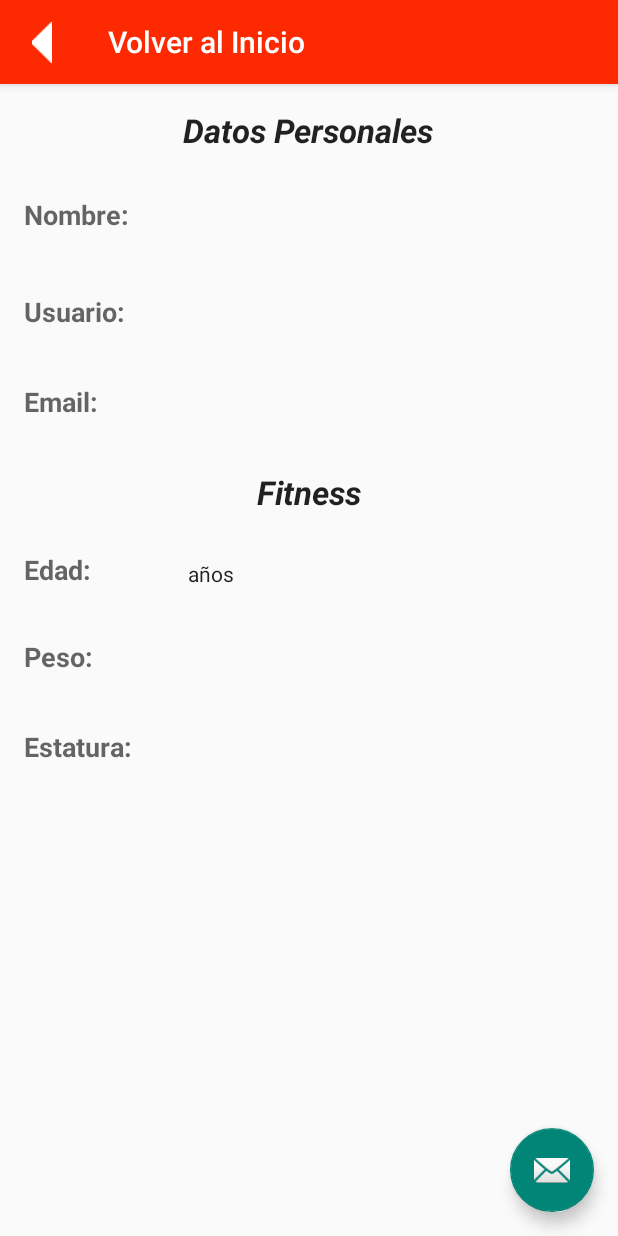
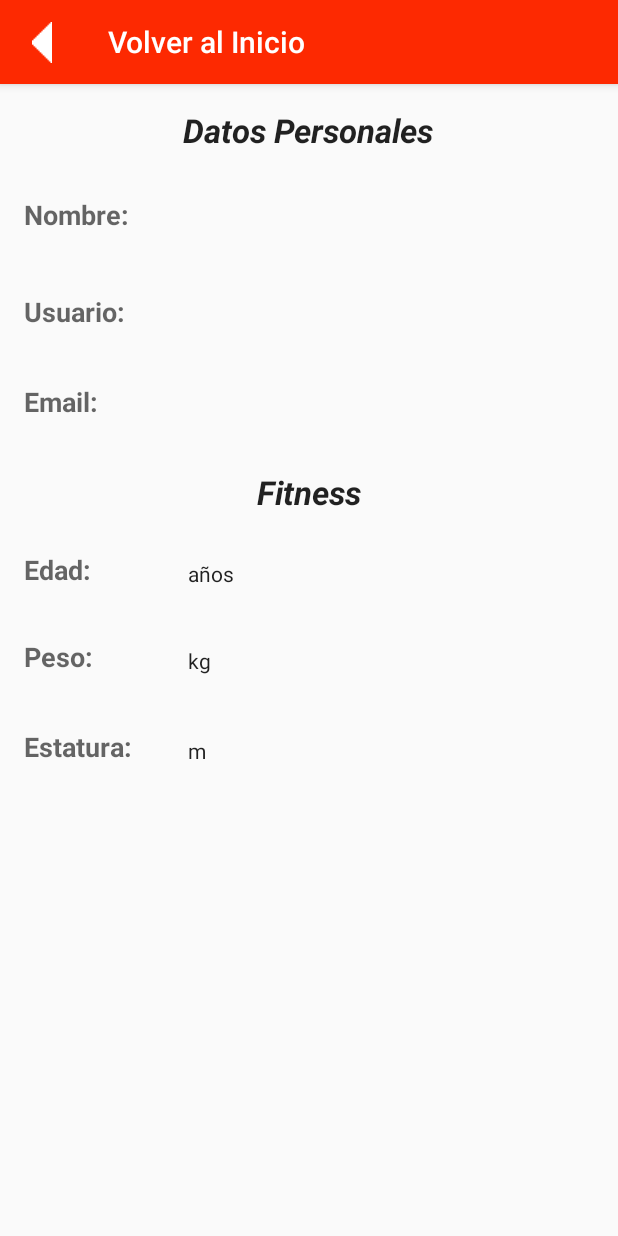
Before and after one commit to gomixx18/RunApp, an Android app: the verMisDatos screen opened directly, with no data from a screen before it, on a phone screen of 412 x 824 dp. Run offline under Robolectric (Android 15) with nearby library versions, the phone set to English and light mode, and no system bars.

Commit message:
Agregando kg m y quitando boton flotante

```diff
--- a/RunApp2/app/src/main/java/com/example/runapp/runapp/verMisDatos.java
+++ b/RunApp2/app/src/main/java/com/example/runapp/runapp/verMisDatos.java
@@ -44,10 +44,10 @@ public class verMisDatos extends AppCompatActivity {
         edad.setText(gestorBD.getEdad() + " años");
 
         EditText peso = (EditText)findViewById(R.id.editPesoMostrar);
-        peso.setText(gestorBD.getPeso());
+        peso.setText(gestorBD.getPeso()+" kg");
 
         EditText estatura = (EditText)findViewById(R.id.editEstaturaMostrar);
-        estatura.setText(gestorBD.getEstatura());
+        estatura.setText(gestorBD.getEstatura()+" m");
 
     }
 
--- a/RunApp2/app/src/main/res/layout/activity_ver_mis_datos.xml
+++ b/RunApp2/app/src/main/res/layout/activity_ver_mis_datos.xml
@@ -23,12 +23,5 @@
 
     <include layout="@layout/content_ver_mis_datos" />
 
-    <android.support.design.widget.FloatingActionButton
-        android:id="@+id/fab"
-        android:layout_width="wrap_content"
-        android:layout_height="wrap_content"
-        android:layout_gravity="bottom|end"
-        android:layout_margin="@dimen/fab_margin"
-        android:src="@android:drawable/ic_dialog_email" />
 
 </android.support.design.widget.CoordinatorLayout>
```
